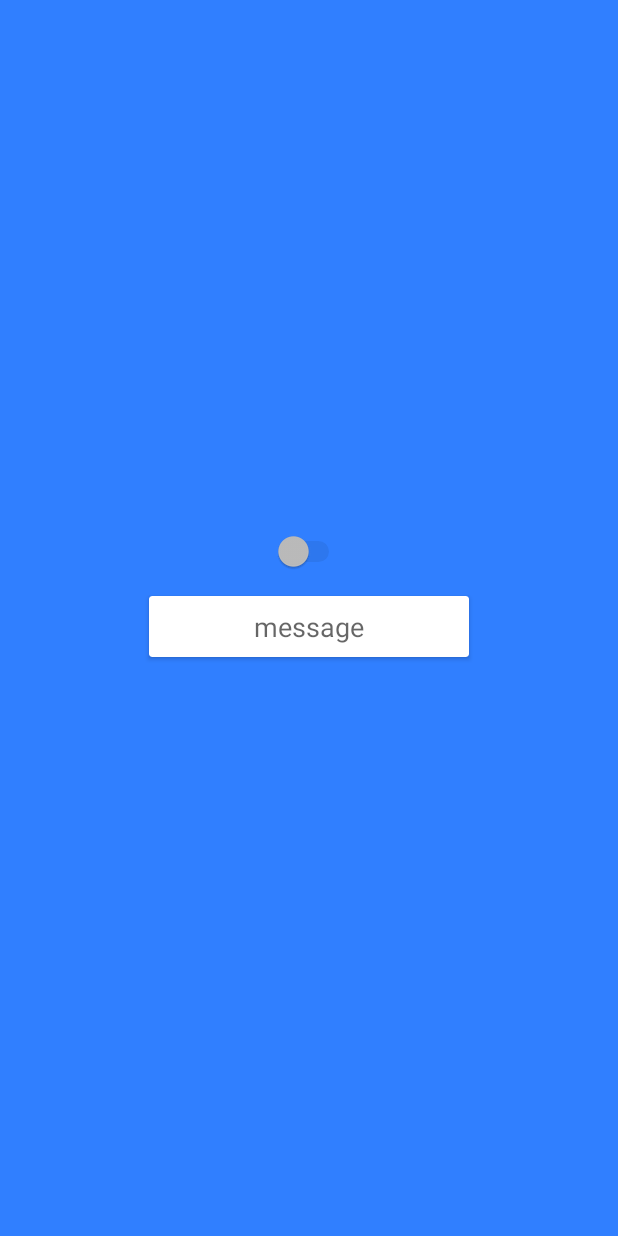
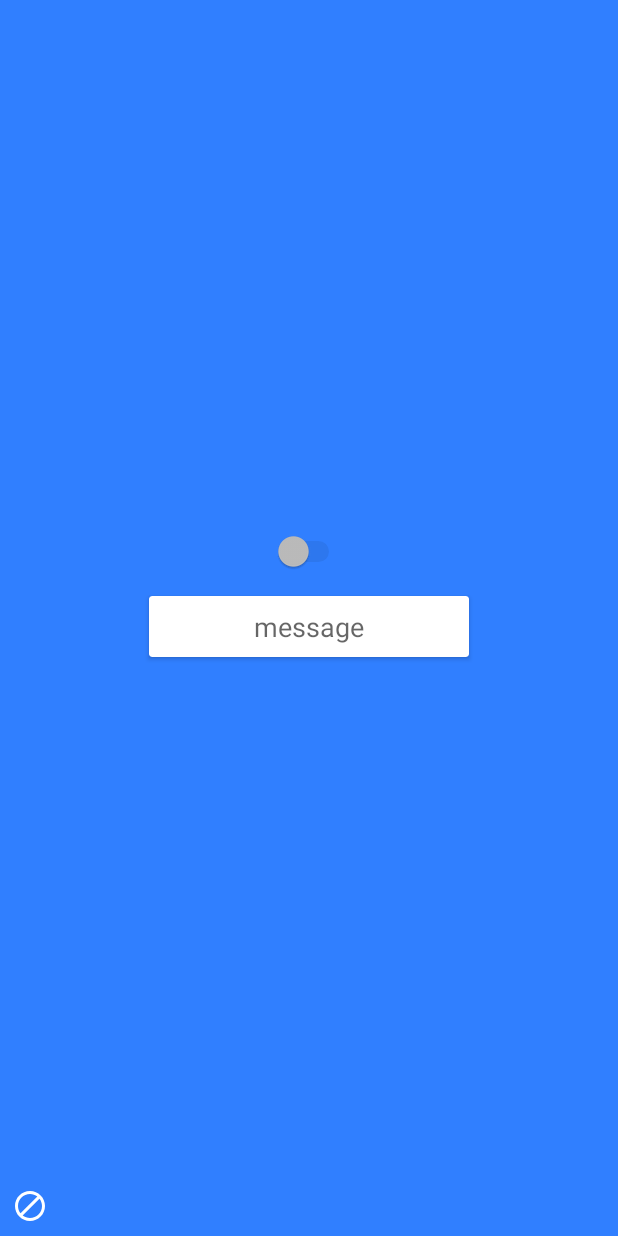
Before and after one commit to NickvanDyke/Whos-Down-Android, an Android app: the screen it shows after launch once a user with an empty profile is signed in (MainActivity), on a phone screen of 412 x 824 dp. Run offline under Robolectric (Android 15) with nearby library versions, the phone set to English and light mode, and no system bars; our stand-ins replace Firebase (no records; nobody signed in at launch, a user with empty details on screens opened directly), data binding; 5 statements that could not run were skipped.

Commit message:
blocking functionality works

```diff
--- a/app/src/main/java/com/vandyke/whosdown/ui/main/model/FirebaseModel.kt
+++ b/app/src/main/java/com/vandyke/whosdown/ui/main/model/FirebaseModel.kt
@@ -13,7 +13,7 @@ import com.google.firebase.database.ValueEventListener
 import com.vandyke.whosdown.data.Peep
 import com.vandyke.whosdown.data.UserNode
 import com.vandyke.whosdown.ui.main.viewmodel.ViewModel
-import com.vandyke.whosdown.util.GenUtil
+import com.vandyke.whosdown.util.getCountryCode
 
 class FirebaseModel(val viewModel: ViewModel) {
     private val database = FirebaseDatabase.getInstance()
@@ -72,7 +72,7 @@ class FirebaseModel(val viewModel: ViewModel) {
         val numberCol = cursor.getColumnIndex(ContactsContract.CommonDataKinds.Phone.NUMBER)
         val uriCol = cursor.getColumnIndex(ContactsContract.Contacts.PHOTO_THUMBNAIL_URI)
 
-        val countryCode = GenUtil.getCountryCode(context).toUpperCase()
+        val countryCode = context.getCountryCode()
 
         /* check the database for each of the contact's numbers, add listener to the node if it exists */
         for (i in 0 until cursor.count) {
--- a/app/src/main/java/com/vandyke/whosdown/ui/main/view/MainActivity.kt
+++ b/app/src/main/java/com/vandyke/whosdown/ui/main/view/MainActivity.kt
@@ -17,6 +17,7 @@ import android.view.View
 import com.google.firebase.auth.FirebaseAuth
 import com.vandyke.whosdown.R
 import com.vandyke.whosdown.databinding.ActivityMainBinding
+import com.vandyke.whosdown.ui.blocking.BlockingActivity
 import com.vandyke.whosdown.ui.main.view.peepslist.PeepsAdapter
 import com.vandyke.whosdown.ui.main.viewmodel.ViewModel
 import com.vandyke.whosdown.ui.permissions.PermissionsActivity
@@ -30,6 +31,7 @@ class MainActivity : Activity() {
     val pixelHeight = Resources.getSystem().displayMetrics.heightPixels
 
     override fun onCreate(savedInstanceState: Bundle?) {
+
         super.onCreate(savedInstanceState)
 
         /* check for contacts permission and that user is authorized on Firebase, launch permissions activity if either is false */
@@ -69,4 +71,8 @@ class MainActivity : Activity() {
             }
         })
     }
+
+    fun launchBlockingActivity(view: View? = null) {
+        startActivity(Intent(this, BlockingActivity::class.java))
+    }
 }
--- a/app/src/main/java/com/vandyke/whosdown/util/GenUtil.kt
+++ /dev/null
@@ -1,13 +0,0 @@
-package com.vandyke.whosdown.util
-
-import android.content.Context
-import android.content.Context.TELEPHONY_SERVICE
-import android.telephony.TelephonyManager
-
-
-
-object GenUtil {
-    fun getCountryCode(context: Context): String {
-        return (context.getSystemService(TELEPHONY_SERVICE) as TelephonyManager).networkCountryIso
-    }
-}
--- /dev/null
+++ b/app/src/main/java/com/vandyke/whosdown/util/Util.kt
@@ -0,0 +1,14 @@
+package com.vandyke.whosdown.util
+
+import android.content.Context
+import android.content.Context.TELEPHONY_SERVICE
+import android.telephony.PhoneNumberUtils
+import android.telephony.TelephonyManager
+
+fun Context.getCountryCode(): String {
+    return (getSystemService(TELEPHONY_SERVICE) as TelephonyManager).networkCountryIso.toUpperCase()
+}
+
+fun String.toLocalizedE164(context: Context): String? {
+    return PhoneNumberUtils.formatNumberToE164(this, context.getCountryCode())
+}
--- /dev/null
+++ b/app/src/main/res/drawable/ic_block.xml
@@ -0,0 +1,9 @@
+<vector xmlns:android="http://schemas.android.com/apk/res/android"
+        android:width="24dp"
+        android:height="24dp"
+        android:viewportWidth="24.0"
+        android:viewportHeight="24.0">
+    <path
+        android:fillColor="#FFFFFFFF"
+        android:pathData="M12,2C6.48,2 2,6.48 2,12s4.48,10 10,10 10,-4.48 10,-10S17.52,2 12,2zM4,12c0,-4.42 3.58,-8 8,-8 1.85,0 3.55,0.63 4.9,1.69L5.69,16.9C4.63,15.55 4,13.85 4,12zM12,20c-1.85,0 -3.55,-0.63 -4.9,-1.69L18.31,7.1C19.37,8.45 20,10.15 20,12c0,4.42 -3.58,8 -8,8z"/>
+</vector>
--- a/app/src/main/res/layout/activity_main.xml
+++ b/app/src/main/res/layout/activity_main.xml
@@ -1,6 +1,7 @@
 <?xml version="1.0" encoding="utf-8"?>
-<layout xmlns:app="http://schemas.android.com/apk/res-auto"
-        xmlns:android="http://schemas.android.com/apk/res/android"
+<layout
+    xmlns:app="http://schemas.android.com/apk/res-auto"
+    xmlns:android="http://schemas.android.com/apk/res/android"
     >
 
     <data>
@@ -74,6 +75,17 @@
 
             </android.support.v7.widget.CardView>
 
+            <ImageButton
+                android:onClick="launchBlockingActivity"
+                android:src="@drawable/ic_block"
+                android:background="@null"
+                android:layout_width="wrap_content"
+                android:layout_height="wrap_content"
+                android:id="@+id/blockingButton"
+                android:layout_marginStart="8dp"
+                app:layout_constraintLeft_toLeftOf="parent"
+                app:layout_constraintBottom_toBottomOf="parent"
+                android:layout_marginBottom="8dp"/>
 
 
         </android.support.constraint.ConstraintLayout>
--- a/app/src/main/res/values/styles.xml
+++ b/app/src/main/res/values/styles.xml
@@ -8,4 +8,11 @@
         <item name="android:colorAccent">@color/colorAccent</item>
     </style>
 
+    <style name="AppThemeActionBar" parent="android:Theme.Material.Light.DarkActionBar">
+        <!-- Customize your theme here. -->
+        <item name="android:colorPrimary">@color/colorPrimary</item>
+        <item name="android:colorPrimaryDark">@color/colorPrimaryDark</item>
+        <item name="android:colorAccent">@color/colorAccent</item>
+    </style>
+
 </resources>
```
Also changed, not shown: app/src/main/AndroidManifest.xml (+10 -3 lines), app/src/main/java/com/vandyke/whosdown/ui/blocking/BlockingActivity.kt (+5 -4 lines), app/src/main/java/com/vandyke/whosdown/ui/blocking/BlockingAdapter.kt (+32 -4 lines), app/src/main/java/com/vandyke/whosdown/ui/blocking/BlockingHolder.kt (+30 -2 lines), app/src/main/res/layout/activity_blocking.xml (+7 -0 lines).
